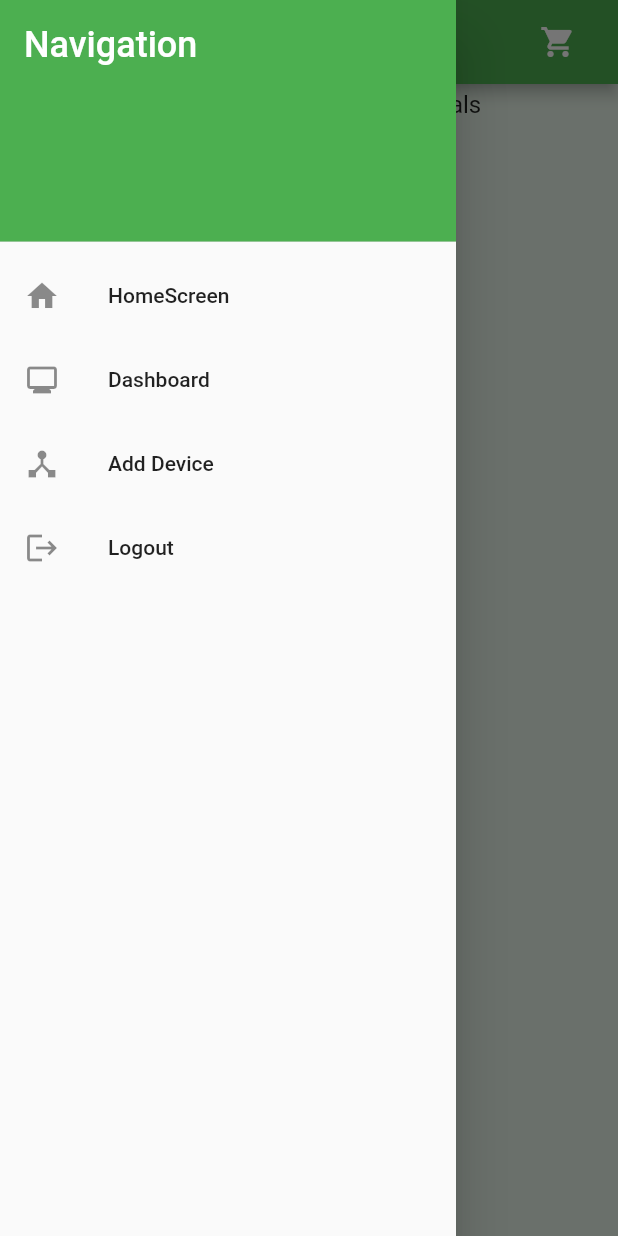
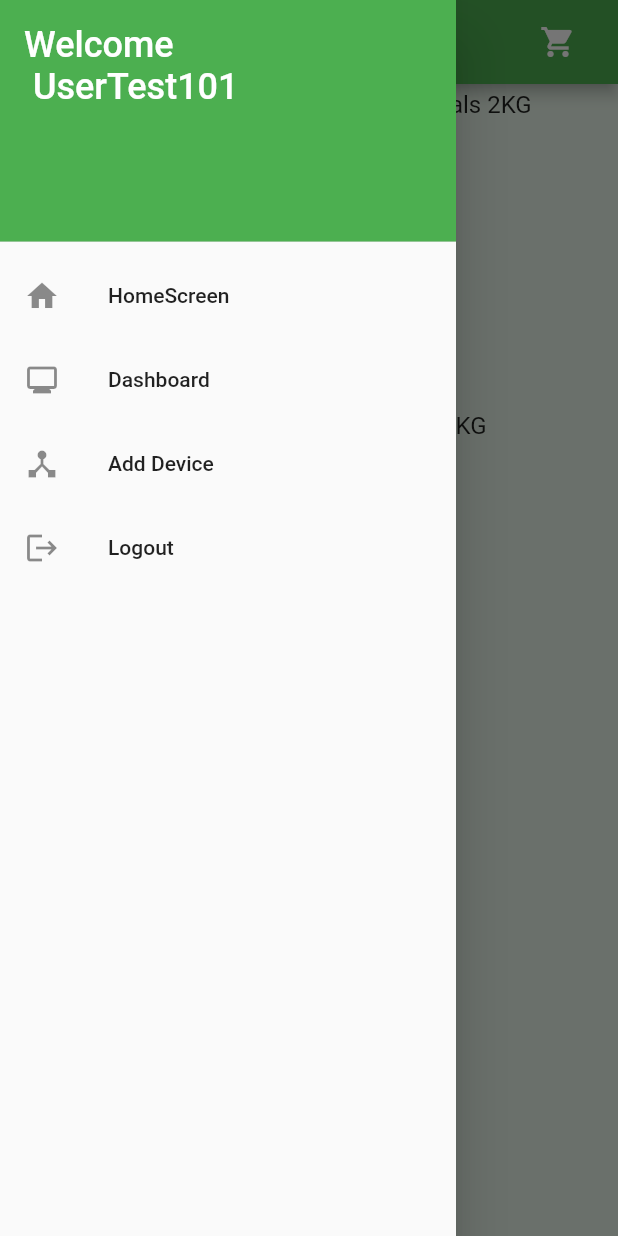
Before and after one commit to Shamsuhaila07/TTP-Project-EcoSync-Application, a Flutter app: the Shopping screen opened directly, with the side drawer open, on a phone screen of 412 x 824 dp. Run offline on Flutter 3.47's test engine with Material 2 defaults, Android fonts, the phone set to English and light mode, and no system bars; our stand-ins replace fl_chart.

Commit message:
Final Final Commit

```diff
--- a/envroapplication/lib/add_device.dart
+++ b/envroapplication/lib/add_device.dart
@@ -79,7 +79,7 @@ class AddDevice extends StatelessWidget {
                 color: Colors.green[500],
               ),
               child: const Text(
-                "Navigation",
+                "Welcome \n UserTest101",
                 style: TextStyle(
                   color: Colors.white,
                   fontSize: 24,
--- a/envroapplication/lib/dashboard.dart
+++ b/envroapplication/lib/dashboard.dart
@@ -58,7 +58,7 @@ class Dashboard extends StatelessWidget {
                 color: Colors.green[500],
               ),
               child: const Text(
-                "Navigation",
+                "Welcome \n UserTest101",
                 style: TextStyle(
                   //color: Colors white,
                   fontSize: 24,
--- a/envroapplication/lib/home_screen.dart
+++ b/envroapplication/lib/home_screen.dart
@@ -50,7 +50,7 @@ class HomeScreen extends StatelessWidget {
               ),
               SizedBox(height: 30),
               Text(
-                "Better Solution For Medium-Sized Farm Waste Management",
+                "Solution For Farms Waste Management",
                 style: TextStyle(
                   fontSize: 24,
                   fontWeight: FontWeight.bold,
@@ -84,7 +84,7 @@ class HomeScreen extends StatelessWidget {
                     color: Colors.green[500],
                   ),
                   child: const Text(
-                    "Navigation",
+                    "Welcome \n UserTest101",
                     style: TextStyle(
                       color: Colors.white,
                       fontSize: 24,
--- a/envroapplication/lib/shopping.dart
+++ b/envroapplication/lib/shopping.dart
@@ -44,19 +44,19 @@ class _ShoppingState extends State<Shopping> {
   // Dummy list of items for demonstration
   List<Item> itemList = [
     Item(
-      name: 'Hay Composting Materials',
+      name: 'Hay Composting Materials 2KG',
       price: 15.99,
       rating: 4.5,
       image: 'images/HayCompost.jpg',
     ),
     Item(
-      name: 'Garden Compost',
+      name: 'Garden Compost 2KG',
       price: 20.49,
       rating: 4.2,
       image: 'images/GardenCompost.jpg',
     ),
     Item(
-      name: 'Cow Manure Compost',
+      name: 'Cow Manure Compost 1KG',
       price: 12.99,
       rating: 4.8,
       image: 'images/CowManure.jpg',
@@ -112,7 +112,7 @@ class _ShoppingState extends State<Shopping> {
             subtitle: Column(
               crossAxisAlignment: CrossAxisAlignment.start,
               children: [
-                Text('Price: \$${itemList[index].price}'),
+                Text('Price: \RM${itemList[index].price}'),
                 Text('Rating: ${itemList[index].rating} stars'),
                 ElevatedButton(
                   onPressed: () {
@@ -138,7 +138,7 @@ class _ShoppingState extends State<Shopping> {
                 color: Colors.green[500],
               ),
               child: const Text(
-                "Navigation",
+                "Welcome \n UserTest101",
                 style: TextStyle(
                   color: Colors.white,
                   fontSize: 24,
--- a/envroapplication/lib/shopping_cart.dart
+++ b/envroapplication/lib/shopping_cart.dart
@@ -26,7 +26,7 @@ class _ShoppingCartState extends State<ShoppingCart> {
             subtitle: Column(
               crossAxisAlignment: CrossAxisAlignment.start,
               children: [
-                Text('Price: \$${widget.itemsInCart[index].item.price}'),
+                Text('Price: RM${widget.itemsInCart[index].item.price}'),
                 Row(
                   children: [
                     IconButton(
```
Also changed, not shown: envroapplication/lib/login_screen.dart (+7 -0 lines).
